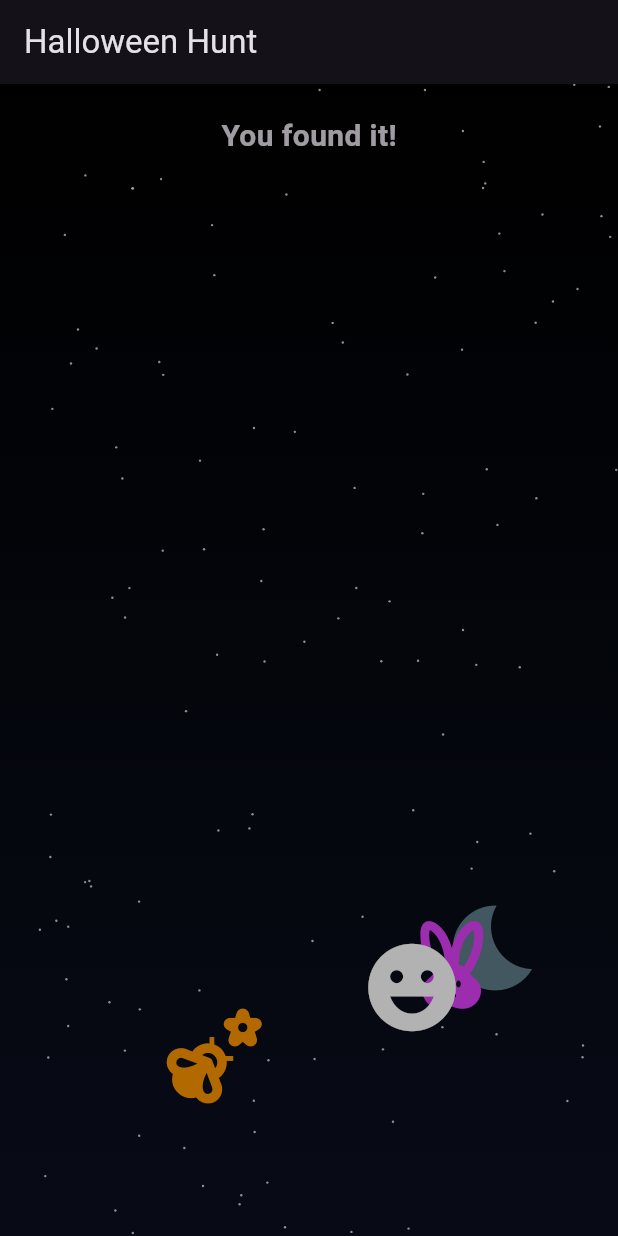
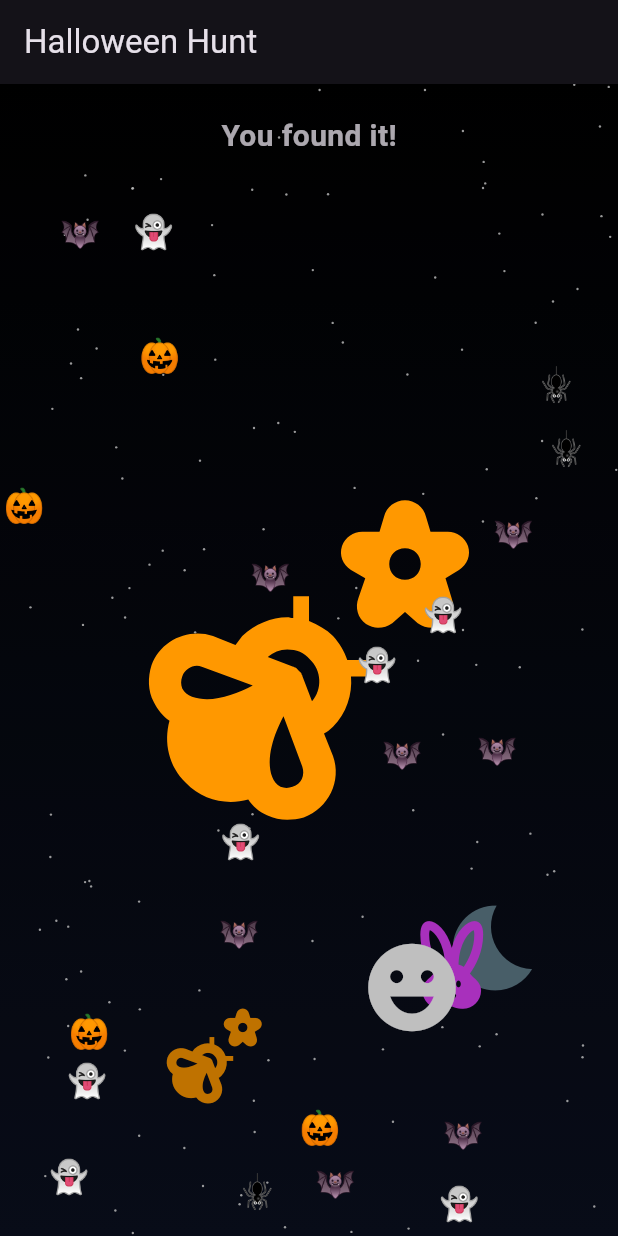
Before and after one commit to mohitkokane3900/animated_halloween_storybook, a Flutter app: the screen it shows after launch, after a tap on the "emoji nature" icon, on a phone screen of 412 x 824 dp. Run offline on Flutter 3.47's test engine with Material 3 defaults, Android fonts, the phone set to English and light mode, and no system bars; our stand-ins replace audioplayers.

Commit message:
Win animation

```diff
--- a/lib/main.dart
+++ b/lib/main.dart
@@ -25,18 +25,29 @@ class SpookyHome extends StatefulWidget {
   State<SpookyHome> createState() => _SpookyHomeState();
 }
 
-class _SpookyHomeState extends State<SpookyHome> {
+class _SpookyHomeState extends State<SpookyHome>
+    with SingleTickerProviderStateMixin {
   final rnd = Random();
   final AudioPlayer bgm = AudioPlayer();
   final AudioPlayer sfx = AudioPlayer();
   String message = 'Find the magic pumpkin';
   bool won = false;
+  late AnimationController winCtl;
+  late Animation<double> scale;
 
   @override
   void initState() {
     super.initState();
     bgm.setReleaseMode(ReleaseMode.loop);
     bgm.play(AssetSource('../bg_music.mp3'));
+    winCtl = AnimationController(
+      vsync: this,
+      duration: const Duration(milliseconds: 900),
+    );
+    scale = Tween<double>(
+      begin: 1,
+      end: 1.6,
+    ).chain(CurveTween(curve: Curves.easeOutBack)).animate(winCtl);
   }
 
   @override
@@ -44,6 +55,7 @@ class _SpookyHomeState extends State<SpookyHome> {
     bgm.stop();
     bgm.dispose();
     sfx.dispose();
+    winCtl.dispose();
     super.dispose();
   }
 
@@ -62,6 +74,7 @@ class _SpookyHomeState extends State<SpookyHome> {
       message = 'You found it!';
     });
     sfx.play(AssetSource('../success.mp3'));
+    winCtl.forward(from: 0);
   }
 
   @override
@@ -130,8 +143,20 @@ class _SpookyHomeState extends State<SpookyHome> {
             Container(
               width: size.width,
               height: size.height,
-              color: Colors.black.withOpacity(0.3),
+              color: Colors.black.withOpacity(0.25),
             ),
+          if (won)
+            Center(
+              child: ScaleTransition(
+                scale: scale,
+                child: const Icon(
+                  Icons.emoji_nature,
+                  size: 160,
+                  color: Colors.orange,
+                ),
+              ),
+            ),
+          if (won) const ConfettiOverlay(),
         ],
       ),
     );
@@ -215,7 +240,7 @@ class _StarfieldState extends State<Starfield> {
   void initState() {
     super.initState();
     stars = List.generate(
-      120,
+      140,
       (_) => Offset(rnd.nextDouble(), rnd.nextDouble()),
     );
   }
@@ -248,3 +273,72 @@ class _StarsPainter extends CustomPainter {
   @override
   bool shouldRepaint(covariant _StarsPainter oldDelegate) => false;
 }
+
+class ConfettiOverlay extends StatefulWidget {
+  const ConfettiOverlay({super.key});
+  @override
+  State<ConfettiOverlay> createState() => _ConfettiOverlayState();
+}
+
+class _ConfettiOverlayState extends State<ConfettiOverlay>
+    with SingleTickerProviderStateMixin {
+  late AnimationController ctl;
+  late List<_Confetti> confetti;
+  final rnd = Random();
+
+  @override
+  void initState() {
+    super.initState();
+    ctl = AnimationController(
+      vsync: this,
+      duration: const Duration(milliseconds: 1200),
+    )..repeat();
+    confetti = List.generate(
+      24,
+      (_) => _Confetti(
+        rnd.nextDouble(),
+        rnd.nextDouble(),
+        rnd.nextDouble() * 0.02 + 0.008,
+      ),
+    );
+  }
+
+  @override
+  void dispose() {
+    ctl.dispose();
+    super.dispose();
+  }
+
+  @override
+  Widget build(BuildContext context) {
+    final w = MediaQuery.sizeOf(context).width;
+    final h = MediaQuery.sizeOf(context).height;
+    return AnimatedBuilder(
+      animation: ctl,
+      builder: (_, __) {
+        return IgnorePointer(
+          child: Stack(
+            children: confetti.map((c) {
+              final dy = (c.y + ctl.value * c.speed) % 1.0;
+              final pos = Offset(c.x * w, dy * h);
+              final emoji = ['🎃', '👻', '🦇', '🕷️'][c.index % 4];
+              return Positioned(
+                left: pos.dx,
+                top: pos.dy,
+                child: Text(emoji, style: const TextStyle(fontSize: 22)),
+              );
+            }).toList(),
+          ),
+        );
+      },
+    );
+  }
+}
+
+class _Confetti {
+  final double x;
+  final double y;
+  final double speed;
+  final int index;
+  _Confetti(this.x, this.y, this.speed) : index = (x * 10000).floor();
+}
```
